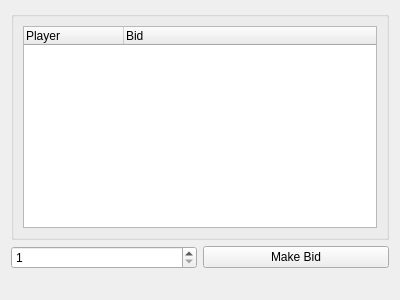
KDE/atlantik, file libatlantikui/auction.ui: the form before one commit.
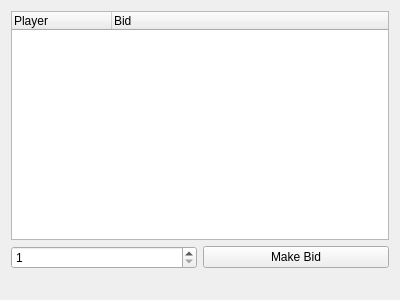
The form after the commit.

Commit message:
auction widget: rebase on EstateDetailsBase
switch the auction widget to use EstateDetailsBase as base widget, so
it gains the common estate layout and look

as consequence, remove the extra group box, which is redundant now

The edit to the form file:
```diff
--- a/libatlantikui/auction.ui
+++ b/libatlantikui/auction.ui
@@ -12,12 +12,6 @@
   </property>
   <layout class="QVBoxLayout" name="verticalLayout_2">
    <item>
-    <widget class="QGroupBox" name="playerGroupBox">
-     <property name="title">
-      <string/>
-     </property>
-     <layout class="QVBoxLayout" name="verticalLayout">
-      <item>
        <widget class="QTreeWidget" name="playerList">
         <property name="rootIsDecorated">
          <bool>false</bool>
@@ -32,9 +26,6 @@
           <string>Bid</string>
          </property>
         </column>
-       </widget>
-      </item>
-     </layout>
     </widget>
    </item>
    <item>
```
Lines whose indentation alone changed are shown as unchanged. The commit also changes 2 other files.
